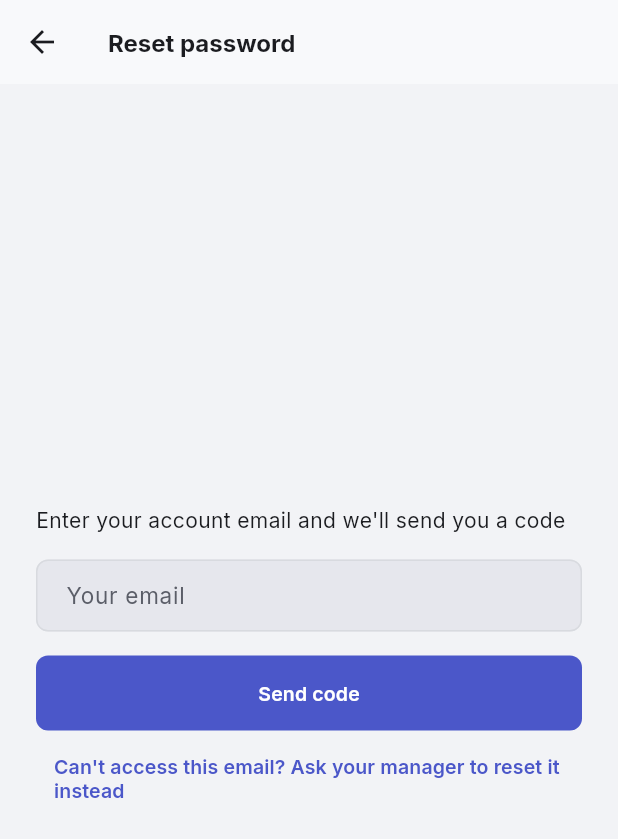
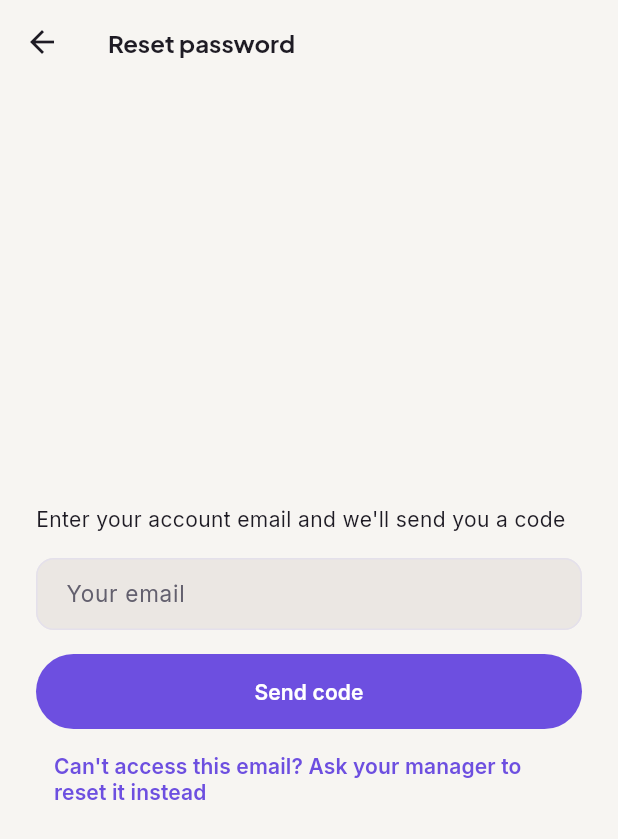
Before and after one commit to ik9073603-yadav/NAVISH-AUTOMATION, a Flutter app: the screen it shows after launch, after a tap on "Log in", after a tap on "Forgot password?", on a phone screen of 412 x 824 dp. Shown: the top 839 px of the screen. Run offline on Flutter 3.47's test engine with Material 3 defaults, Android fonts, the phone set to English and light mode, and no system bars; our stand-ins replace barcode_widget, cached_network_image, connectivity_plus, firebase_core, firebase_messaging, fl_chart and 8 more; accounts and stored records are empty.

Commit message:
Redesign visual identity: premium multi-accent system + flagship Dashboard
Supersedes the restrained operational theme with a premium-SaaS identity
built on Navish's own brand gradient (violet/teal/magenta, from the app
icon) rather than a generic palette: violet stays the signature/primary
accent, teal and magenta become secondary accents, and status colors move
to a warm, soft-pastel-vivid register (color-blocked card fills) instead
of default red/green. Two-tier type system — Plus Jakarta Sans for
headings/hero numbers, Inter for body/tables — a more generous radius
scale, and soft ambient shadows replace the flat/bordered look.

Dashboard: the Health Score gauge becomes a dark "hero card" (the one
element that anchors the page, à la the reference's dark primary-action
card), the Needs Attention row becomes full color-blocked stat cards
(container-color fills, not alpha tints), the module grid gets a distinct
accent per module instead of uniform tiles, and section headers use a
small uppercase tracked "eyebrow" style.

Design-system-only change — no business logic, API, or data touched.
Verified with a full-project flutter analyze (zero new issues).

Co-Authored-By: Claude Sonnet 5 <noreply@anthropic.com>

```diff
--- a/app/lib/theme/app_theme.dart
+++ b/app/lib/theme/app_theme.dart
@@ -2,13 +2,15 @@ import 'package:flutter/cupertino.dart' show CupertinoPageTransitionsBuilder;
 import 'package:flutter/material.dart';
 import 'package:google_fonts/google_fonts.dart';
 
-// The design system: an operations-platform identity — neutral cool-gray
-// surfaces with a single restrained indigo accent (pulled from the app
-// icon's dominant hue, desaturated for all-day dashboard use), one type
-// family (Inter) sized for dense tables and long sessions rather than a
-// marketing-site display face, and status conveyed by color + icon/label
-// together, never color alone. Every screen pulls from here instead of
-// hardcoding TextStyle/Colors.* inline.
+// The design system: a premium-SaaS identity built on Navish's own brand
+// gradient (violet -> teal -> magenta, from the app icon) rather than a
+// generic palette — violet stays the signature/primary accent, teal and
+// magenta surface as secondary accents, and status/category colors take a
+// warm, soft-pastel-vivid register (color-blocked card fills, not dots)
+// instead of harsh saturated red/green. One consistent, generous radius
+// scale and soft ambient shadows replace the flat/bordered operational
+// look. Every screen pulls from here instead of hardcoding TextStyle/
+// Colors.* inline.
 
 class AppSpacing {
   static const xs = 4.0;
@@ -20,17 +22,18 @@ class AppSpacing {
 }
 
 class AppRadius {
-  static const sm = 8.0;
-  static const md = 12.0;
-  static const lg = 16.0;
+  static const sm = 12.0;
+  static const md = 16.0;
+  static const lg = 24.0;
   static const pill = 999.0;
 }
 
-// Semantic status colors, tuned separately for light/dark. Deliberately a
-// different hue family from the primary accent (teal-green / amber / brick
-// red / slate-blue vs. the indigo primary) so "this is clickable" and
-// "this is a status" are never visually confused — and each pair keeps
-// >=4.5:1 text contrast against its own container.
+// Semantic status colors — warm, soft-pastel-vivid rather than default
+// red/green (the inspiration's color-blocked cards read as premium because
+// the hues are warm and sit comfortably next to each other, not because
+// they're loud). Each pair keeps >=4.5:1 text contrast against its own
+// container, and status is always paired with an icon/label, never color
+// alone.
 class AppSemanticColors {
   final Color success;
   final Color onSuccess;
@@ -45,7 +48,9 @@ class AppSemanticColors {
   final Color dangerContainer;
   final Color onDangerContainer;
   final Color info;
+  final Color onInfo;
   final Color infoContainer;
+  final Color onInfoContainer;
 
   const AppSemanticColors({
     required this.success,
@@ -61,41 +66,47 @@ class AppSemanticColors {
     required this.dangerContainer,
     required this.onDangerContainer,
     required this.info,
+    required this.onInfo,
     required this.infoContainer,
+    required this.onInfoContainer,
   });
 
   static const light = AppSemanticColors(
-    success: Color(0xFF1F7A5C),
+    success: Color(0xFF1F9254),
     onSuccess: Color(0xFFFFFFFF),
-    successContainer: Color(0xFFD8F0E4),
-    onSuccessContainer: Color(0xFF0B3B2A),
-    warning: Color(0xFF8A5A00),
+    successContainer: Color(0xFFD8F0E1),
+    onSuccessContainer: Color(0xFF0B3B21),
+    warning: Color(0xFFC97A00),
     onWarning: Color(0xFFFFFFFF),
-    warningContainer: Color(0xFFF6E2B8),
-    onWarningContainer: Color(0xFF3D2600),
-    danger: Color(0xFFB3261E),
+    warningContainer: Color(0xFFFCE8BD),
+    onWarningContainer: Color(0xFF4A2E00),
+    danger: Color(0xFFD6493B),
     onDanger: Color(0xFFFFFFFF),
-    dangerContainer: Color(0xFFF9DEDC),
-    onDangerContainer: Color(0xFF410E0B),
-    info: Color(0xFF3B5BA5),
-    infoContainer: Color(0xFFDCE6F5),
+    dangerContainer: Color(0xFFFCE0DB),
+    onDangerContainer: Color(0xFF4A1810),
+    info: Color(0xFF2F6FE0),
+    onInfo: Color(0xFFFFFFFF),
+    infoContainer: Color(0xFFDCE8FC),
+    onInfoContainer: Color(0xFF122F63),
   );
 
   static const dark = AppSemanticColors(
-    success: Color(0xFF6FD3AE),
-    onSuccess: Color(0xFF07332A),
-    successContainer: Color(0xFF15382C),
-    onSuccessContainer: Color(0xFFBEEBD7),
-    warning: Color(0xFFE0A93D),
+    success: Color(0xFF5FCB8D),
+    onSuccess: Color(0xFF07331B),
+    successContainer: Color(0xFF163A26),
+    onSuccessContainer: Color(0xFFC5EFD6),
+    warning: Color(0xFFF0B44D),
     onWarning: Color(0xFF3D2900),
-    warningContainer: Color(0xFF493107),
-    onWarningContainer: Color(0xFFF6DFB0),
-    danger: Color(0xFFE2897F),
-    onDanger: Color(0xFF410E0B),
-    dangerContainer: Color(0xFF54221D),
-    onDangerContainer: Color(0xFFF9DAD6),
-    info: Color(0xFF9AC0EE),
-    infoContainer: Color(0xFF23375A),
+    warningContainer: Color(0xFF483008),
+    onWarningContainer: Color(0xFFFCE3B4),
+    danger: Color(0xFFF0897C),
+    onDanger: Color(0xFF400E08),
+    dangerContainer: Color(0xFF522019),
+    onDangerContainer: Color(0xFFFCDAD3),
+    info: Color(0xFF83B2F7),
+    onInfo: Color(0xFF0B2A54),
+    infoContainer: Color(0xFF1E3A5F),
+    onInfoContainer: Color(0xFFD3E4FC),
   );
 }
 
@@ -108,124 +119,203 @@ class AppColors {
   }
 }
 
+// Signature brand accents beyond the 3 ColorScheme slots — pulled straight
+// from the app icon's gradient (violet primary, teal, magenta). Used
+// sparingly for "this is the one thing to notice" moments: a featured KPI,
+// an AI badge, a hero card — never as general-purpose UI color.
+class AppAccents {
+  final Color teal;
+  final Color onTeal;
+  final Color tealContainer;
+  final Color onTealContainer;
+  final Color magenta;
+  final Color onMagenta;
+  final Color magentaContainer;
+  final Color onMagentaContainer;
+  // The near-black/rich-violet "hero card" fill used for the single most
+  // important actionable item on a screen, breaking the lighter field
+  // around it — light mode uses near-black, dark mode uses a rich violet
+  // (a black-on-black hero wouldn't read as elevated in dark mode).
+  final Color hero;
+  final Color onHero;
+
+  const AppAccents({
+    required this.teal,
+    required this.onTeal,
+    required this.tealContainer,
+    required this.onTealContainer,
+    required this.magenta,
+    required this.onMagenta,
+    required this.magentaContainer,
+    required this.onMagentaContainer,
+    required this.hero,
+    required this.onHero,
+  });
+
+  static const light = AppAccents(
+    teal: Color(0xFF0E9488),
+    onTeal: Color(0xFFFFFFFF),
+    tealContainer: Color(0xFFD3F2ED),
+    onTealContainer: Color(0xFF063C36),
+    magenta: Color(0xFFC23B8E),
+    onMagenta: Color(0xFFFFFFFF),
+    magentaContainer: Color(0xFFF9DCEE),
+    onMagentaContainer: Color(0xFF4A1636),
+    hero: Color(0xFF161320),
+    onHero: Color(0xFFF5F3FA),
+  );
+
+  static const dark = AppAccents(
+    teal: Color(0xFF5FD1C4),
+    onTeal: Color(0xFF04332E),
+    tealContainer: Color(0xFF124039),
+    onTealContainer: Color(0xFFC7F2EB),
+    magenta: Color(0xFFE87FC0),
+    onMagenta: Color(0xFF43123A),
+    magentaContainer: Color(0xFF4A1F42),
+    onMagentaContainer: Color(0xFFF9D9EC),
+    hero: Color(0xFF6D4FE0),
+    onHero: Color(0xFFFFFFFF),
+  );
+
+  static AppAccents of(BuildContext context) {
+    final theme = Theme.of(context);
+    return theme.brightness == Brightness.dark ? dark : light;
+  }
+}
+
 class AppTheme {
   static ThemeData light() => _build(Brightness.light);
   static ThemeData dark() => _build(Brightness.dark);
 
   // Applies tabular (fixed-width) figures to a text style — use for any
-  // numeral that appears in a table, stat tile, or the Health Score gauge,
-  // so digits align instead of jittering as they change.
+  // numeral that appears in a table, stat tile, or a gauge, so digits align
+  // instead of jittering as they change.
   static TextStyle tabularFigures(TextStyle? style) =>
       (style ?? const TextStyle()).copyWith(
         fontFeatures: const [FontFeature.tabularFigures()],
       );
 
+  // The small uppercase tracked-out "eyebrow" label used as a section
+  // header throughout the reference ("PERSONAL RESET", "LAST 14 DAYS") —
+  // pass already-uppercased text; this only supplies the style.
+  static TextStyle eyebrow(BuildContext context) {
+    final scheme = Theme.of(context).colorScheme;
+    return GoogleFonts.inter(
+      fontSize: 11,
+      fontWeight: FontWeight.w700,
+      letterSpacing: 1.0,
+      color: scheme.onSurfaceVariant,
+    );
+  }
+
   static ThemeData _build(Brightness brightness) {
     final isDark = brightness == Brightness.dark;
 
-    // Hand-tuned rather than ColorScheme.fromSeed — a true neutral-gray
-    // base with one indigo accent needs deliberate values, not an
-    // algorithmic tonal palette built around the seed hue everywhere.
+    // Hand-tuned rather than ColorScheme.fromSeed — the brand's violet
+    // needs a deliberate tonal ramp, not an algorithmic one seeded off it.
     final scheme = isDark
         ? const ColorScheme.dark(
-            primary: Color(0xFF8C93F0),
-            onPrimary: Color(0xFF1B1F4D),
-            primaryContainer: Color(0xFF333B85),
-            onPrimaryContainer: Color(0xFFE1E2FA),
+            primary: Color(0xFFB4A0FF),
+            onPrimary: Color(0xFF241560),
+            primaryContainer: Color(0xFF3D2C85),
+            onPrimaryContainer: Color(0xFFE7DFFF),
             secondary: Color(0xFFAEB1C4),
             onSecondary: Color(0xFF1F212B),
             secondaryContainer: Color(0xFF383B4A),
             onSecondaryContainer: Color(0xFFDCDDE8),
-            tertiary: Color(0xFF7C97C9),
-            onTertiary: Color(0xFF0F2038),
-            tertiaryContainer: Color(0xFF223357),
-            onTertiaryContainer: Color(0xFFD3E1F5),
-            error: Color(0xFFE2897F),
-            onError: Color(0xFF410E0B),
-            errorContainer: Color(0xFF54221D),
-            onErrorContainer: Color(0xFFF9DAD6),
-            surface: Color(0xFF121317),
-            onSurface: Color(0xFFE7E8ED),
-            onSurfaceVariant: Color(0xFFA6A9B4),
-            outline: Color(0xFF5C5F6B),
-            outlineVariant: Color(0xFF34363F),
-            surfaceContainerLowest: Color(0xFF08090B),
-            surfaceContainerLow: Color(0xFF17181D),
-            surfaceContainer: Color(0xFF1C1D23),
-            surfaceContainerHigh: Color(0xFF212228),
-            surfaceContainerHighest: Color(0xFF2A2B33),
-            inverseSurface: Color(0xFFE7E8ED),
-            onInverseSurface: Color(0xFF212228),
-            inversePrimary: Color(0xFF4B57C9),
+            tertiary: Color(0xFF5FD1C4),
+            onTertiary: Color(0xFF04332E),
+            tertiaryContainer: Color(0xFF124039),
+            onTertiaryContainer: Color(0xFFC7F2EB),
+            error: Color(0xFFF0897C),
+            onError: Color(0xFF400E08),
+            errorContainer: Color(0xFF522019),
+            onErrorContainer: Color(0xFFFCDAD3),
+            surface: Color(0xFF1C1A20),
+            onSurface: Color(0xFFEDE9F2),
+            onSurfaceVariant: Color(0xFFACA6B8),
+            outline: Color(0xFF5F5A6C),
+            outlineVariant: Color(0xFF35323D),
+            surfaceContainerLowest: Color(0xFF0C0A10),
+            surfaceContainerLow: Color(0xFF181620),
+            surfaceContainer: Color(0xFF201D28),
+            surfaceContainerHigh: Color(0xFF29252F),
+            surfaceContainerHighest: Color(0xFF322E3B),
+            inverseSurface: Color(0xFFEDE9F2),
+            onInverseSurface: Color(0xFF29252F),
+            inversePrimary: Color(0xFF6D4FE0),
             scrim: Colors.black,
             shadow: Colors.black,
           )
         : const ColorScheme.light(
-            primary: Color(0xFF4B57C9),
+            primary: Color(0xFF6D4FE0),
             onPrimary: Color(0xFFFFFFFF),
-            primaryContainer: Color(0xFFE1E2FA),
-            onPrimaryContainer: Color(0xFF232A73),
+            primaryContainer: Color(0xFFE9E2FC),
+            onPrimaryContainer: Color(0xFF3A2585),
             secondary: Color(0xFF5B5F73),
             onSecondary: Color(0xFFFFFFFF),
             secondaryContainer: Color(0xFFE2E2ED),
             onSecondaryContainer: Color(0xFF32354A),
-            tertiary: Color(0xFF3F5B8C),
+            tertiary: Color(0xFF0E9488),
             onTertiary: Color(0xFFFFFFFF),
-            tertiaryContainer: Color(0xFFD9E5F7),
-            onTertiaryContainer: Color(0xFF122544),
-            error: Color(0xFFB3261E),
+            tertiaryContainer: Color(0xFFD3F2ED),
+            onTertiaryContainer: Color(0xFF063C36),
+            error: Color(0xFFD6493B),
             onError: Color(0xFFFFFFFF),
-            errorContainer: Color(0xFFF9DEDC),
-            onErrorContainer: Color(0xFF410E0B),
-            surface: Color(0xFFF8F9FB),
-            onSurface: Color(0xFF1B1C20),
-            onSurfaceVariant: Color(0xFF5B5E68),
-            outline: Color(0xFF8B8E99),
-            outlineVariant: Color(0xFFD8DADF),
+            errorContainer: Color(0xFFFCE0DB),
+            onErrorContainer: Color(0xFF4A1810),
+            surface: Color(0xFFFFFFFF),
+            onSurface: Color(0xFF1E1B24),
+            onSurfaceVariant: Color(0xFF63606E),
+            outline: Color(0xFF938F9E),
+            outlineVariant: Color(0xFFE4E0EB),
             surfaceContainerLowest: Color(0xFFFFFFFF),
-            surfaceContainerLow: Color(0xFFF1F2F5),
-            surfaceContainer: Color(0xFFECEDF1),
-            surfaceContainerHigh: Color(0xFFE6E7ED),
-            surfaceContainerHighest: Color(0xFFE0E1E8),
-            inverseSurface: Color(0xFF2E2F36),
-            onInverseSurface: Color(0xFFF1F1F5),
-            inversePrimary: Color(0xFFBAC0F5),
+            surfaceContainerLow: Color(0xFFF7F5F2),
+            surfaceContainer: Color(0xFFF1EEEA),
+            surfaceContainerHigh: Color(0xFFEBE7E3),
+            surfaceContainerHighest: Color(0xFFE4E0DB),
+            inverseSurface: Color(0xFF322E3B),
+            onInverseSurface: Color(0xFFF5F2FA),
+            inversePrimary: Color(0xFFB4A0FF),
             scrim: Colors.black,
             shadow: Colors.black,
           );
 
-    // One font family for the whole app — Inter — rather than a separate
-    // display face. Dense tables, stat tiles, and long sessions read
-    // better from one well-hinted grotesque than a two-family split whose
-    // only job was decorative flourish.
-    final uiFont = GoogleFonts.inter;
-    // Inter covers Latin only. When the Hindi locale is active, Text
-    // widgets render Devanagari — without a fallback those characters draw
-    // as tofu boxes. Noto Sans Devanagari fills in exactly those glyphs
-    // while leaving Latin text on Inter untouched.
+    // Two-tier system: Plus Jakarta Sans carries headings/hero numbers
+    // (geometric, warm, confident at large sizes — reads premium, not
+    // generic), Inter carries body/tables (unmatched legibility at small
+    // sizes, tabular figures, full language coverage for the dense/
+    // bilingual screens most of this app actually is).
+    final displayFont = GoogleFonts.plusJakartaSans;
+    final bodyFont = GoogleFonts.inter;
+    // Neither Latin face covers Devanagari. When the Hindi locale is
+    // active, Text widgets render Devanagari — without a fallback those
+    // characters draw as tofu boxes. Noto Sans Devanagari fills in exactly
+    // those glyphs while leaving Latin text on the chosen face untouched.
     final devanagariFallback = [GoogleFonts.notoSansDevanagari().fontFamily!];
 
     final base = ThemeData(colorScheme: scheme, useMaterial3: true, brightness: brightness);
 
-    // Compressed vs. a marketing-site scale — almost every Navish screen
-    // is a list, table, or form, not a landing page, so display sizes stay
-    // modest and body/label sizes get the real estate.
+    // Confident hierarchy: display sizes are larger and heavier than the
+    // flat operational scale (this app should have hero numbers, not just
+    // readable ones), while body/label sizes stay tuned for dense tables.
     final textTheme = TextTheme(
-      displayLarge: uiFont(fontSize: 28, fontWeight: FontWeight.w800, letterSpacing: -0.4),
-      displayMedium: uiFont(fontSize: 24, fontWeight: FontWeight.w700, letterSpacing: -0.3),
-      displaySmall: uiFont(fontSize: 20, fontWeight: FontWeight.w700, letterSpacing: -0.2),
-      headlineLarge: uiFont(fontSize: 18, fontWeight: FontWeight.w700, letterSpacing: -0.1),
-      headlineMedium: uiFont(fontSize: 17, fontWeight: FontWeight.w700),
-      headlineSmall: uiFont(fontSize: 16, fontWeight: FontWeight.w700),
-      titleLarge: uiFont(fontSize: 15, fontWeight: FontWeight.w700),
-      titleMedium: uiFont(fontSize: 14, fontWeight: FontWeight.w600),
-      titleSmall: uiFont(fontSize: 13, fontWeight: FontWeight.w600),
-      bodyLarge: uiFont(fontSize: 15, fontWeight: FontWeight.w400),
-      bodyMedium: uiFont(fontSize: 14, fontWeight: FontWeight.w400),
-      bodySmall: uiFont(fontSize: 12, fontWeight: FontWeight.w400, color: scheme.onSurfaceVariant),
-      labelLarge: uiFont(fontSize: 13, fontWeight: FontWeight.w600, letterSpacing: 0.1),
-      labelMedium: uiFont(fontSize: 12, fontWeight: FontWeight.w600, letterSpacing: 0.1),
-      labelSmall: uiFont(fontSize: 11, fontWeight: FontWeight.w600, letterSpacing: 0.1),
+      displayLarge: displayFont(fontSize: 34, fontWeight: FontWeight.w800, letterSpacing: -0.6),
+      displayMedium: displayFont(fontSize: 28, fontWeight: FontWeight.w800, letterSpacing: -0.4),
+      displaySmall: displayFont(fontSize: 23, fontWeight: FontWeight.w700, letterSpacing: -0.3),
+      headlineLarge: displayFont(fontSize: 20, fontWeight: FontWeight.w700, letterSpacing: -0.2),
+      headlineMedium: displayFont(fontSize: 18, fontWeight: FontWeight.w700),
+      headlineSmall: displayFont(fontSize: 16, fontWeight: FontWeight.w700),
+      titleLarge: displayFont(fontSize: 15, fontWeight: FontWeight.w700),
+      titleMedium: bodyFont(fontSize: 14, fontWeight: FontWeight.w600),
+      titleSmall: bodyFont(fontSize: 13, fontWeight: FontWeight.w600),
+      bodyLarge: bodyFont(fontSize: 15, fontWeight: FontWeight.w400),
+      bodyMedium: bodyFont(fontSize: 14, fontWeight: FontWeight.w400),
+      bodySmall: bodyFont(fontSize: 12, fontWeight: FontWeight.w400, color: scheme.onSurfaceVariant),
+      labelLarge: bodyFont(fontSize: 14, fontWeight: FontWeight.w600, letterSpacing: 0.1),
+      labelMedium: bodyFont(fontSize: 12, fontWeight: FontWeight.w600, letterSpacing: 0.1),
+      labelSmall: bodyFont(fontSize: 11, fontWeight: FontWeight.w600, letterSpacing: 0.1),
     ).apply(
       bodyColor: scheme.onSurface,
       displayColor: scheme.onSurface,
@@ -233,15 +323,16 @@ class AppTheme {
     );
 
     // The scaffold sits a shade deeper than card/appbar/nav surfaces — that
-    // gentle separation reads as layered structure instead of one flat slab.
-    final scaffoldBg = isDark ? const Color(0xFF0A0B0D) : const Color(0xFFF2F3F6);
+    // gentle separation reads as layered structure. Warm off-white/near-
+    // black rather than cool gray, matching the softer, friendlier palette.
+    final scaffoldBg = isDark ? const Color(0xFF121014) : const Color(0xFFF7F5F2);
 
     return base.copyWith(
       scaffoldBackgroundColor: scaffoldBg,
       textTheme: textTheme,
       splashFactory: InkSparkle.splashFactory,
       appBarTheme: AppBarTheme(
-        backgroundColor: scheme.surface,
+        backgroundColor: scaffoldBg,
         foregroundColor: scheme.onSurface,
         surfaceTintColor: Colors.transparent,
         elevation: 0,
@@ -251,13 +342,13 @@ class AppTheme {
       ),
       cardTheme: CardThemeData(
         color: scheme.surface,
-        elevation: isDark ? 1 : 0,
-        shadowColor: Colors.black.withValues(alpha: isDark ? 0.4 : 0.08),
+        elevation: isDark ? 0 : 1,
+        shadowColor: Colors.black.withValues(alpha: isDark ? 0.5 : 0.06),
         surfaceTintColor: Colors.transparent,
         margin: const EdgeInsets.symmetric(vertical: AppSpacing.xs),
         shape: RoundedRectangleBorder(
           borderRadius: BorderRadius.circular(AppRadius.lg),
-          side: BorderSide(color: scheme.outlineVariant.withValues(alpha: isDark ? 0.7 : 0.8)),
+          side: BorderSide(color: scheme.outlineVariant.withValues(alpha: isDark ? 0.6 : 0.7)),
         ),
       ),
       chipTheme: base.chipTheme.copyWith(
@@ -282,14 +373,14 @@ class AppTheme {
       ),
       filledButtonTheme: FilledButtonThemeData(
         style: FilledButton.styleFrom(
-          shape: RoundedRectangleBorder(borderRadius: BorderRadius.circular(AppRadius.sm)),
+          shape: RoundedRectangleBorder(borderRadius: BorderRadius.circular(AppRadius.pill)),
           padding: const EdgeInsets.symmetric(horizontal: AppSpacing.xl, vertical: AppSpacing.md),
           textStyle: textTheme.labelLarge,
         ),
       ),
       outlinedButtonTheme: OutlinedButtonThemeData(
         style: OutlinedButton.styleFrom(
-          shape: RoundedRectangleBorder(borderRadius: BorderRadius.circular(AppRadius.sm)),
+          shape: RoundedRectangleBorder(borderRadius: BorderRadius.circular(AppRadius.pill)),
           padding: const EdgeInsets.symmetric(horizontal: AppSpacing.xl, vertical: AppSpacing.md),
           textStyle: textTheme.labelLarge,
           side: BorderSide(color: scheme.outline.withValues(alpha: 0.6)),
```
Also changed, not shown: app/lib/health_score.dart (+38 -25 lines), app/lib/main.dart (+42 -18 lines).
